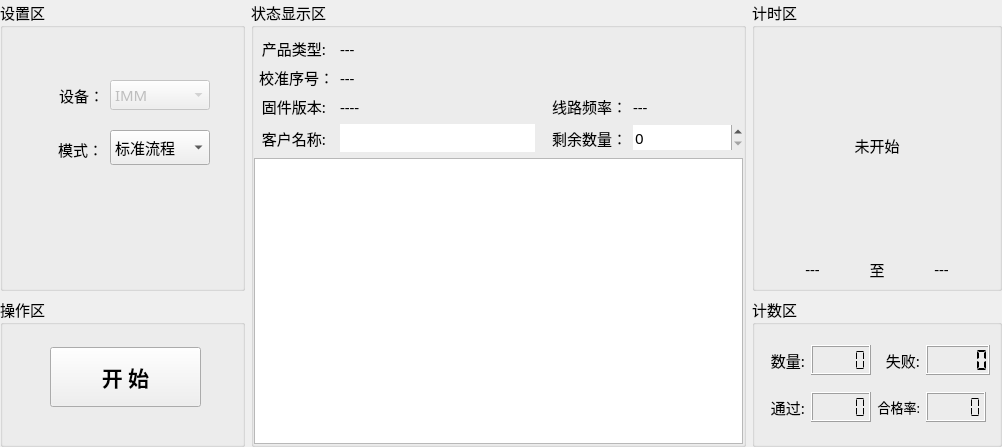
The window that Node-Fvt/Node-Fvt/home/home_workwid.ui (ChinaClever/ScalePoint) describes before a commit, drawn with Qt 5.
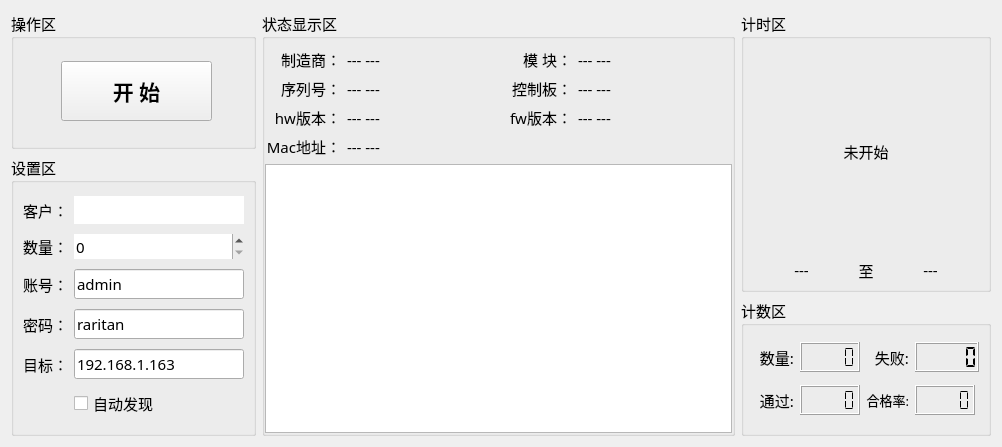
The same window after the commit.

Commit message: 完善设置功能

The edit to the form file:
```diff
--- a/Node-Fvt/Node-Fvt/home/home_workwid.ui
+++ b/Node-Fvt/Node-Fvt/home/home_workwid.ui
@@ -14,19 +14,53 @@
    <string>Form</string>
   </property>
   <layout class="QGridLayout" name="gridLayout_2">
-   <property name="leftMargin">
-    <number>0</number>
-   </property>
-   <property name="topMargin">
-    <number>0</number>
-   </property>
-   <property name="rightMargin">
-    <number>0</number>
-   </property>
-   <property name="bottomMargin">
-    <number>0</number>
-   </property>
-   <item row="0" column="1" rowspan="2">
+   <item row="0" column="0">
+    <widget class="QGroupBox" name="groupBox_4">
+     <property name="font">
+      <font>
+       <family>微软雅黑</family>
+       <pointsize>11</pointsize>
+      </font>
+     </property>
+     <property name="title">
+      <string>操作区</string>
+     </property>
+     <widget class="QPushButton" name="startBtn">
+      <property name="geometry">
+       <rect>
+        <x>50</x>
+        <y>50</y>
+        <width>151</width>
+        <height>60</height>
+       </rect>
+      </property>
+      <property name="minimumSize">
+       <size>
+        <width>120</width>
+        <height>0</height>
+       </size>
+      </property>
+      <property name="maximumSize">
+       <size>
+        <width>200</width>
+        <height>60</height>
+       </size>
+      </property>
+      <property name="font">
+       <font>
+        <family>微软雅黑</family>
+        <pointsize>16</pointsize>
+        <weight>75</weight>
+        <bold>true</bold>
+       </font>
+      </property>
+      <property name="text">
+       <string>开 始</string>
+      </property>
+     </widget>
+    </widget>
+   </item>
+   <item row="0" column="1" rowspan="3">
     <widget class="QGroupBox" name="groupBox_6">
      <property name="font">
       <font>
@@ -37,7 +71,7 @@
      <property name="title">
       <string>状态显示区</string>
      </property>
-     <layout class="QGridLayout" name="gridLayout_3">
+     <layout class="QGridLayout" name="gridLayout_5">
       <property name="leftMargin">
        <number>0</number>
       </property>
@@ -48,56 +82,55 @@
        <number>0</number>
       </property>
       <item row="0" column="0">
-       <widget class="QLabel" name="label_33">
-        <property name="minimumSize">
-         <size>
-          <width>0</width>
-          <height>20</height>
-         </size>
-        </property>
+       <widget class="QLabel" name="label_4">
         <property name="maximumSize">
          <size>
-          <width>80</width>
-          <height>30</height>
+          <width>76</width>
+          <height>16777215</height>
          </size>
         </property>
         <property name="text">
-         <string>产品类型:</string>
+         <string>制造商：</string>
         </property>
         <property name="alignment">
-         <set>Qt::AlignCenter</set>
+         <set>Qt::AlignRight|Qt::AlignTrailing|Qt::AlignVCenter</set>
         </property>
        </widget>
       </item>
-      <item row="0" column="1" colspan="2">
-       <widget class="QLabel" name="devLab">
-        <property name="minimumSize">
+      <item row="0" column="1">
+       <widget class="QLabel" name="mfLab">
+        <property name="text">
+         <string>--- ---</string>
+        </property>
+       </widget>
+      </item>
+      <item row="0" column="2">
+       <widget class="QLabel" name="label_15">
+        <property name="maximumSize">
          <size>
-          <width>0</width>
-          <height>20</height>
+          <width>65</width>
+          <height>16777215</height>
          </size>
         </property>
         <property name="text">
-         <string>---</string>
+         <string> 模 块：</string>
+        </property>
+        <property name="alignment">
+         <set>Qt::AlignRight|Qt::AlignTrailing|Qt::AlignVCenter</set>
+        </property>
+       </widget>
+      </item>
+      <item row="0" column="3">
+       <widget class="QLabel" name="modelLab">
+        <property name="text">
+         <string>--- ---</string>
         </property>
        </widget>
       </item>
       <item row="1" column="0">
-       <widget class="QLabel" name="label_34">
-        <property name="minimumSize">
-         <size>
-          <width>80</width>
-          <height>20</height>
-         </size>
-        </property>
-        <property name="maximumSize">
-         <size>
-          <width>80</width>
-          <height>30</height>
-         </size>
-        </property>
+       <widget class="QLabel" name="label_7">
         <property name="text">
-         <string>校准序号：</string>
+         <string>序列号：</string>
         </property>
         <property name="alignment">
          <set>Qt::AlignRight|Qt::AlignTrailing|Qt::AlignVCenter</set>
@@ -106,85 +139,202 @@
       </item>
       <item row="1" column="1">
        <widget class="QLabel" name="snLab">
-        <property name="minimumSize">
-         <size>
-          <width>0</width>
-          <height>20</height>
-         </size>
+        <property name="text">
+         <string>--- ---</string>
         </property>
+       </widget>
+      </item>
+      <item row="1" column="2">
+       <widget class="QLabel" name="label_17">
         <property name="text">
-         <string>---</string>
+         <string>控制板：</string>
+        </property>
+        <property name="alignment">
+         <set>Qt::AlignRight|Qt::AlignTrailing|Qt::AlignVCenter</set>
+        </property>
+       </widget>
+      </item>
+      <item row="1" column="3">
+       <widget class="QLabel" name="ctrlSnLab">
+        <property name="text">
+         <string>--- ---</string>
         </property>
        </widget>
       </item>
       <item row="2" column="0">
-       <widget class="QLabel" name="label_36">
-        <property name="minimumSize">
-         <size>
-          <width>0</width>
-          <height>20</height>
-         </size>
-        </property>
-        <property name="maximumSize">
-         <size>
-          <width>80</width>
-          <height>30</height>
-         </size>
-        </property>
+       <widget class="QLabel" name="label_9">
         <property name="text">
-         <string>固件版本:</string>
+         <string>hw版本：</string>
         </property>
         <property name="alignment">
-         <set>Qt::AlignCenter</set>
+         <set>Qt::AlignRight|Qt::AlignTrailing|Qt::AlignVCenter</set>
         </property>
        </widget>
       </item>
       <item row="2" column="1">
-       <widget class="QLabel" name="verLab">
+       <widget class="QLabel" name="hwLab">
         <property name="text">
-         <string>----</string>
+         <string>--- ---</string>
         </property>
        </widget>
       </item>
-      <item row="2" column="2" colspan="2">
-       <widget class="QLabel" name="label_37">
-        <property name="minimumSize">
-         <size>
-          <width>80</width>
-          <height>20</height>
-         </size>
-        </property>
-        <property name="maximumSize">
-         <size>
-          <width>100</width>
-          <height>30</height>
-         </size>
-        </property>
-        <property name="layoutDirection">
-         <enum>Qt::RightToLeft</enum>
-        </property>
+      <item row="2" column="2">
+       <widget class="QLabel" name="label_11">
         <property name="text">
-         <string>线路频率：</string>
+         <string>fw版本：</string>
         </property>
         <property name="alignment">
          <set>Qt::AlignRight|Qt::AlignTrailing|Qt::AlignVCenter</set>
         </property>
        </widget>
       </item>
-      <item row="2" column="4">
-       <widget class="QLabel" name="hzLab">
-        <property name="maximumSize">
-         <size>
-          <width>100</width>
-          <height>16777215</height>
-         </size>
-        </property>
+      <item row="2" column="3">
+       <widget class="QLabel" name="fwLab">
         <property name="text">
-         <string>---</string>
+         <string>--- ---</string>
         </property>
        </widget>
       </item>
       <item row="3" column="0">
+       <widget class="QLabel" name="label_13">
+        <property name="text">
+         <string>Mac地址：</string>
+        </property>
+        <property name="alignment">
+         <set>Qt::AlignRight|Qt::AlignTrailing|Qt::AlignVCenter</set>
+        </property>
+       </widget>
+      </item>
+      <item row="3" column="1">
+       <widget class="QLabel" name="macLab">
+        <property name="text">
+         <string>--- ---</string>
+        </property>
+       </widget>
+      </item>
+      <item row="4" column="0" colspan="4">
+       <widget class="QTextEdit" name="textEdit">
+        <property name="enabled">
+         <bool>true</bool>
+        </property>
+        <property name="readOnly">
+         <bool>true</bool>
+        </property>
+       </widget>
+      </item>
+     </layout>
+    </widget>
+   </item>
+   <item row="0" column="2" rowspan="2">
+    <widget class="QGroupBox" name="groupBox_1">
+     <property name="minimumSize">
+      <size>
+       <width>250</width>
+       <height>150</height>
+      </size>
+     </property>
+     <property name="maximumSize">
+      <size>
+       <width>260</width>
+       <height>300</height>
+      </size>
+     </property>
+     <property name="font">
+      <font>
+       <family>微软雅黑</family>
+       <pointsize>11</pointsize>
+      </font>
+     </property>
+     <property name="title">
+      <string>计时区</string>
+     </property>
+     <layout class="QGridLayout" name="gridLayout">
+      <item row="0" column="0" colspan="3">
+       <widget class="QLabel" name="timeLab">
+        <property name="text">
+         <string>未开始</string>
+        </property>
+        <property name="alignment">
+         <set>Qt::AlignCenter</set>
+        </property>
+       </widget>
+      </item>
+      <item row="1" column="0">
+       <widget class="QLabel" name="startLab">
+        <property name="maximumSize">
+         <size>
+          <width>16777215</width>
+          <height>20</height>
+         </size>
+        </property>
+        <property name="text">
+         <string>---</string>
+        </property>
+        <property name="alignment">
+         <set>Qt::AlignCenter</set>
+        </property>
+       </widget>
+      </item>
+      <item row="1" column="1">
+       <widget class="QLabel" name="label_3">
+        <property name="maximumSize">
+         <size>
+          <width>20</width>
+          <height>20</height>
+         </size>
+        </property>
+        <property name="text">
+         <string>至</string>
+        </property>
+        <property name="alignment">
+         <set>Qt::AlignCenter</set>
+        </property>
+       </widget>
+      </item>
+      <item row="1" column="2">
+       <widget class="QLabel" name="endLab">
+        <property name="maximumSize">
+         <size>
+          <width>16777215</width>
+          <height>20</height>
+         </size>
+        </property>
+        <property name="text">
+         <string>---</string>
+        </property>
+        <property name="alignment">
+         <set>Qt::AlignCenter</set>
+        </property>
+       </widget>
+      </item>
+     </layout>
+    </widget>
+   </item>
+   <item row="1" column="0" rowspan="2">
+    <widget class="QGroupBox" name="groupBox_2">
+     <property name="minimumSize">
+      <size>
+       <width>245</width>
+       <height>0</height>
+      </size>
+     </property>
+     <property name="maximumSize">
+      <size>
+       <width>245</width>
+       <height>16777215</height>
+      </size>
+     </property>
+     <property name="font">
+      <font>
+       <family>微软雅黑</family>
+       <pointsize>11</pointsize>
+      </font>
+     </property>
+     <property name="title">
+      <string>设置区</string>
+     </property>
+     <layout class="QGridLayout" name="gridLayout_3">
+      <item row="0" column="0">
        <widget class="QLabel" name="label_35">
         <property name="minimumSize">
          <size>
@@ -199,14 +349,14 @@
          </size>
         </property>
         <property name="text">
-         <string>客户名称:</string>
+         <string>客户：</string>
         </property>
         <property name="alignment">
-         <set>Qt::AlignCenter</set>
+         <set>Qt::AlignRight|Qt::AlignTrailing|Qt::AlignVCenter</set>
         </property>
        </widget>
       </item>
-      <item row="3" column="1">
+      <item row="0" column="1">
        <widget class="QLineEdit" name="userEdit">
         <property name="frame">
          <bool>false</bool>
@@ -219,11 +369,11 @@
         </property>
        </widget>
       </item>
-      <item row="3" column="3">
+      <item row="1" column="0">
        <widget class="QLabel" name="label_38">
         <property name="minimumSize">
          <size>
-          <width>80</width>
+          <width>45</width>
           <height>20</height>
          </size>
         </property>
@@ -237,14 +387,14 @@
          <enum>Qt::RightToLeft</enum>
         </property>
         <property name="text">
-         <string>剩余数量：</string>
+         <string>数量：</string>
         </property>
         <property name="alignment">
          <set>Qt::AlignRight|Qt::AlignTrailing|Qt::AlignVCenter</set>
         </property>
        </widget>
       </item>
-      <item row="3" column="4">
+      <item row="1" column="1">
        <widget class="QSpinBox" name="cntSpin">
         <property name="minimumSize">
          <size>
@@ -272,105 +422,92 @@
         </property>
        </widget>
       </item>
-      <item row="4" column="0" colspan="5">
-       <widget class="QTextEdit" name="textEdit">
-        <property name="enabled">
-         <bool>true</bool>
+      <item row="2" column="0">
+       <widget class="QLabel" name="label">
+        <property name="minimumSize">
+         <size>
+          <width>45</width>
+          <height>0</height>
+         </size>
         </property>
-        <property name="readOnly">
-         <bool>true</bool>
+        <property name="text">
+         <string>账号：</string>
         </property>
+        <property name="alignment">
+         <set>Qt::AlignRight|Qt::AlignTrailing|Qt::AlignVCenter</set>
+        </property>
        </widget>
       </item>
-     </layout>
-    </widget>
-   </item>
-   <item row="0" column="2">
-    <widget class="QGroupBox" name="groupBox_1">
-     <property name="minimumSize">
-      <size>
-       <width>250</width>
-       <height>150</height>
-      </size>
-     </property>
-     <property name="maximumSize">
-      <size>
-       <width>260</width>
-       <height>300</height>
-      </size>
-     </property>
-     <property name="font">
-      <font>
-       <family>微软雅黑</family>
-       <pointsize>11</pointsize>
-      </font>
-     </property>
-     <property name="title">
-      <string>计时区</string>
-     </property>
-     <layout class="QGridLayout" name="gridLayout">
-      <item row="0" column="0" colspan="3">
-       <widget class="QLabel" name="timeLab">
+      <item row="2" column="1">
+       <widget class="QLineEdit" name="userEdit_2">
         <property name="text">
-         <string>未开始</string>
+         <string>admin</string>
         </property>
-        <property name="alignment">
-         <set>Qt::AlignCenter</set>
-        </property>
        </widget>
       </item>
-      <item row="1" column="0">
-       <widget class="QLabel" name="startLab">
-        <property name="maximumSize">
+      <item row="3" column="0">
+       <widget class="QLabel" name="label_2">
+        <property name="minimumSize">
          <size>
-          <width>16777215</width>
-          <height>20</height>
+          <width>45</width>
+          <height>0</height>
          </size>
         </property>
         <property name="text">
-         <string>---</string>
+         <string>密码：</string>
         </property>
         <property name="alignment">
-         <set>Qt::AlignCenter</set>
+         <set>Qt::AlignRight|Qt::AlignTrailing|Qt::AlignVCenter</set>
         </property>
        </widget>
       </item>
-      <item row="1" column="1">
-       <widget class="QLabel" name="label_3">
-        <property name="maximumSize">
+      <item row="3" column="1">
+       <widget class="QLineEdit" name="pwdEdit">
+        <property name="text">
+         <string>raritan</string>
+        </property>
+       </widget>
+      </item>
+      <item row="4" column="0">
+       <widget class="QLabel" name="label_5">
+        <property name="minimumSize">
          <size>
-          <width>20</width>
-          <height>20</height>
+          <width>45</width>
+          <height>0</height>
          </size>
         </property>
         <property name="text">
-         <string>至</string>
+         <string>目标：</string>
         </property>
         <property name="alignment">
-         <set>Qt::AlignCenter</set>
+         <set>Qt::AlignRight|Qt::AlignTrailing|Qt::AlignVCenter</set>
         </property>
        </widget>
       </item>
-      <item row="1" column="2">
-       <widget class="QLabel" name="endLab">
+      <item row="4" column="1">
+       <widget class="QLineEdit" name="ipEdit">
+        <property name="text">
+         <string>192.168.1.163</string>
+        </property>
+       </widget>
+      </item>
+      <item row="5" column="1">
+       <widget class="QCheckBox" name="adCheckBox">
         <property name="maximumSize">
          <size>
-          <width>16777215</width>
-          <height>20</height>
+          <width>80</width>
+          <height>16777215</height>
          </size>
         </property>
         <property name="text">
-         <string>---</string>
+         <string>自动发现</string>
         </property>
-        <property name="alignment">
-         <set>Qt::AlignCenter</set>
-        </property>
        </widget>
       </item>
      </layout>
     </widget>
    </item>
-   <item row="1" column="2">
+   <item row="2" column="2">
     <widget class="QGroupBox" name="groupBox_3">
      <property name="maximumSize">
       <size>
@@ -534,244 +671,6 @@
      </layout>
     </widget>
    </item>
-   <item row="0" column="0">
-    <widget class="QGroupBox" name="groupBox_2">
-     <property name="minimumSize">
-      <size>
-       <width>245</width>
-       <height>0</height>
-      </size>
-     </property>
-     <property name="maximumSize">
-      <size>
-       <width>245</width>
-       <height>16777215</height>
-      </size>
-     </property>
-     <property name="font">
-      <font>
-       <family>微软雅黑</family>
-       <pointsize>11</pointsize>
-      </font>
-     </property>
-     <property name="title">
-      <string>设置区</string>
-     </property>
-     <widget class="QComboBox" name="typeComboBox">
-      <property name="enabled">
-       <bool>false</bool>
-      </property>
-      <property name="geometry">
-       <rect>
-        <x>110</x>
-        <y>80</y>
-        <width>100</width>
-        <height>30</height>
-       </rect>
-      </property>
-      <property name="minimumSize">
-       <size>
-        <width>100</width>
-        <height>30</height>
-       </size>
-      </property>
-      <property name="maximumSize">
-       <size>
-        <width>100</width>
-        <height>16777215</height>
-       </size>
-      </property>
-      <property name="font">
-       <font>
-        <family>微软雅黑</family>
-        <pointsize>11</pointsize>
-       </font>
-      </property>
-      <property name="focusPolicy">
-       <enum>Qt::NoFocus</enum>
-      </property>
-      <property name="contextMenuPolicy">
-       <enum>Qt::DefaultContextMenu</enum>
-      </property>
-      <property name="layoutDirection">
-       <enum>Qt::LeftToRight</enum>
-      </property>
-      <property name="autoFillBackground">
-       <bool>false</bool>
-      </property>
-      <property name="sizeAdjustPolicy">
-       <enum>QComboBox::AdjustToContentsOnFirstShow</enum>
-      </property>
-      <property name="frame">
-       <bool>true</bool>
-      </property>
-      <item>
-       <property name="text">
-        <string>IMM</string>
-       </property>
-      </item>
-     </widget>
-     <widget class="QLabel" name="label_9">
-      <property name="geometry">
-       <rect>
-        <x>49</x>
-        <y>78</y>
-        <width>55</width>
-        <height>35</height>
-       </rect>
-      </property>
-      <property name="minimumSize">
-       <size>
-        <width>55</width>
-        <height>35</height>
-       </size>
-      </property>
-      <property name="maximumSize">
-       <size>
-        <width>70</width>
-        <height>35</height>
-       </size>
-      </property>
-      <property name="font">
-       <font>
-        <family>微软雅黑</family>
-        <pointsize>11</pointsize>
-       </font>
-      </property>
-      <property name="text">
-       <string>设备：</string>
-      </property>
-      <property name="alignment">
-       <set>Qt::AlignRight|Qt::AlignTrailing|Qt::AlignVCenter</set>
-      </property>
-     </widget>
-     <widget class="QComboBox" name="modeBox">
-      <property name="geometry">
-       <rect>
-        <x>110</x>
-        <y>130</y>
-        <width>100</width>
-        <height>35</height>
-       </rect>
-      </property>
-      <property name="minimumSize">
-       <size>
-        <width>100</width>
-        <height>0</height>
-       </size>
-      </property>
-      <property name="font">
-       <font>
-        <family>微软雅黑</family>
-        <pointsize>11</pointsize>
-       </font>
-      </property>
-      <property name="contextMenuPolicy">
-       <enum>Qt::NoContextMenu</enum>
-      </property>
-      <item>
-       <property name="text">
-        <string>标准流程</string>
-       </property>
-      </item>
-      <item>
-       <property name="text">
-        <string>数据采集</string>
-       </property>
-      </item>
-      <item>
-       <property name="text">
-        <string>自动校准</string>
-       </property>
-      </item>
-      <item>
-       <property name="text">
-        <string>设备验证</string>
-       </property>
-      </item>
-     </widget>
-     <widget class="QLabel" name="label_10">
-      <property name="geometry">
-       <rect>
-        <x>48</x>
-        <y>132</y>
-        <width>55</width>
-        <height>35</height>
-       </rect>
-      </property>
-      <property name="minimumSize">
-       <size>
-        <width>55</width>
-        <height>35</height>
-       </size>
-      </property>
-      <property name="maximumSize">
-       <size>
-        <width>70</width>
-        <height>35</height>
-       </size>
-      </property>
-      <property name="font">
-       <font>
-        <family>微软雅黑</family>
-        <pointsize>11</pointsize>
-       </font>
-      </property>
-      <property name="text">
-       <string>模式：</string>
-      </property>
-      <property name="alignment">
-       <set>Qt::AlignRight|Qt::AlignTrailing|Qt::AlignVCenter</set>
-      </property>
-     </widget>
-    </widget>
-   </item>
-   <item row="1" column="0">
-    <widget class="QGroupBox" name="groupBox_4">
-     <property name="font">
-      <font>
-       <family>微软雅黑</family>
-       <pointsize>11</pointsize>
-      </font>
-     </property>
-     <property name="title">
-      <string>操作区</string>
-     </property>
-     <widget class="QPushButton" name="startBtn">
-      <property name="geometry">
-       <rect>
-        <x>50</x>
-        <y>50</y>
-        <width>151</width>
-        <height>60</height>
-       </rect>
-      </property>
-      <property name="minimumSize">
-       <size>
-        <width>120</width>
-        <height>0</height>
-       </size>
-      </property>
-      <property name="maximumSize">
-       <size>
-        <width>200</width>
-        <height>60</height>
-       </size>
-      </property>
-      <property name="font">
-       <font>
-        <family>微软雅黑</family>
-        <pointsize>16</pointsize>
-        <weight>75</weight>
-        <bold>true</bold>
-       </font>
-      </property>
-      <property name="text">
-       <string>开 始</string>
-      </property>
-     </widget>
-    </widget>
-   </item>
   </layout>
  </widget>
  <resources/>
```
The commit also changes 11 other files.
